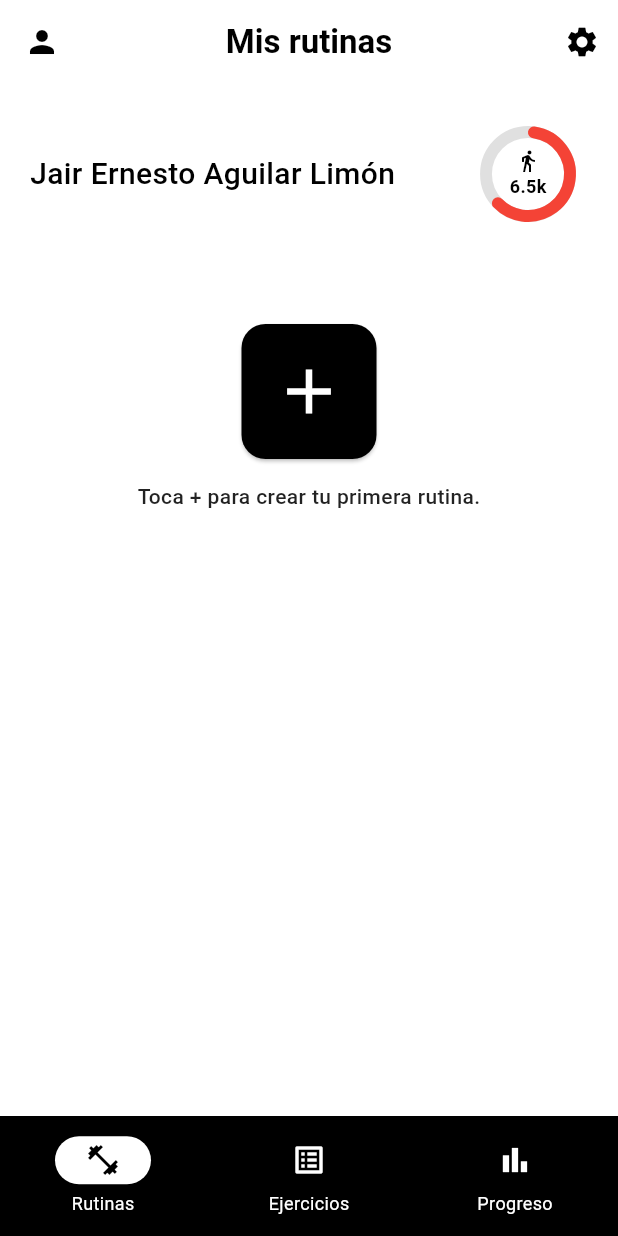
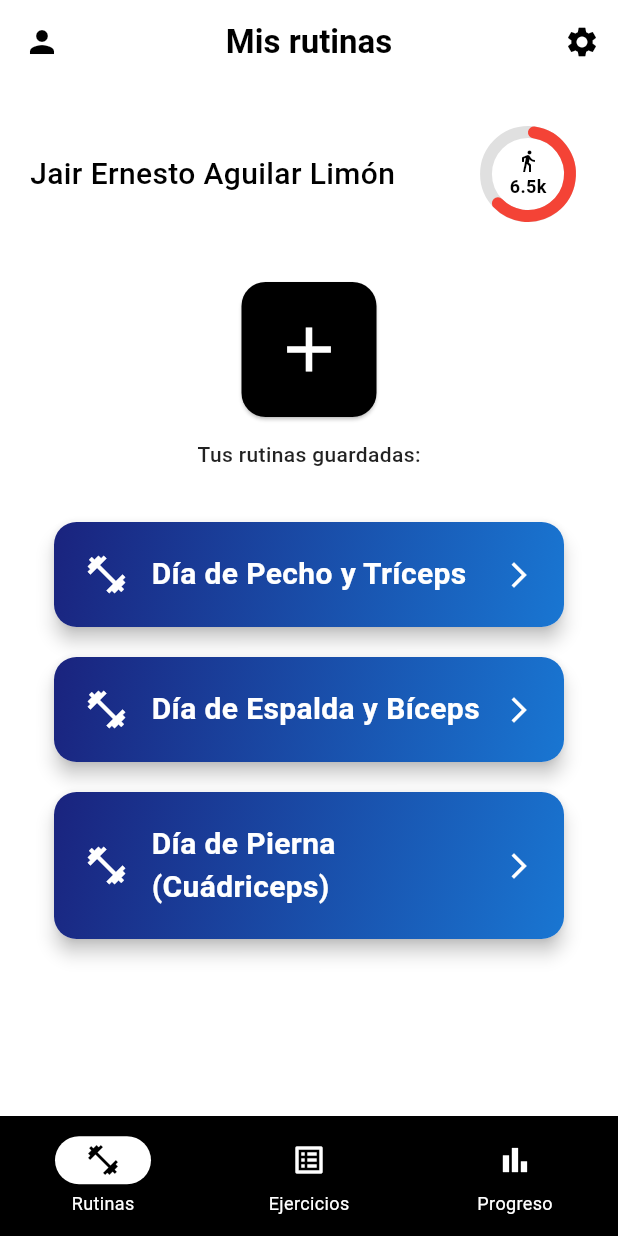
Before and after one commit to HectorSan13/GymBook, a Flutter app: the screen it shows after launch, on a phone screen of 412 x 824 dp. Run offline on Flutter 3.47's test engine with Material 3 defaults, Android fonts, the phone set to English and light mode, and no system bars; our stand-ins replace firebase_auth, firebase_core, syncfusion_flutter_charts; accounts and stored records are empty.

Commit message:
feat: routines screens and data dummy

```diff
--- a/lib/screens/exercises_screen.dart
+++ b/lib/screens/exercises_screen.dart
@@ -24,7 +24,6 @@ class _ExercisesScreenState extends State<ExercisesScreen> {
 
   @override
   Widget build(BuildContext context) {
-    // Variable para saber si estamos en modo oscuro o claro y ajustar los colores puros
     final isDarkMode = Theme.of(context).brightness == Brightness.dark;
 
     return Scaffold(
@@ -51,7 +50,6 @@ class _ExercisesScreenState extends State<ExercisesScreen> {
               style: TextStyle(
                 fontSize: 28,
                 fontWeight: FontWeight.bold,
-                // Texto negro puro en modo claro blanco en oscuro
                 color: isDarkMode ? Colors.white : Colors.black,
               ),
             ),
--- a/lib/screens/routines_screen.dart
+++ b/lib/screens/routines_screen.dart
@@ -2,6 +2,7 @@ import 'package:flutter/material.dart';
 import 'package:syncfusion_flutter_charts/charts.dart';
 import 'package:gymbook/screens/settings_screen.dart';
 import 'package:gymbook/screens/exercises_screen.dart';
+import 'package:gymbook/widgets/routine_item.dart'; ///////
 
 class RoutinesScreen extends StatefulWidget {
   const RoutinesScreen({super.key});
@@ -12,6 +13,12 @@ class RoutinesScreen extends StatefulWidget {
 
 class _RoutinesScreenState extends State<RoutinesScreen> {
   int currentPageIndex = 0;
+
+  final List<String> misRutinas = [//Esta sera temporal dummy
+    'Día de Pecho y Tríceps',
+    'Día de Espalda y Bíceps',
+    'Día de Pierna (Cuádriceps)',
+  ];
 
   @override
   Widget build(BuildContext context) {
@@ -112,7 +119,7 @@ class _RoutinesScreenState extends State<RoutinesScreen> {
           ),
 
           const Padding(
-            padding: EdgeInsets.all(30),
+            padding: EdgeInsets.all(16),
           ),
 
           // Botón gigante del medio
@@ -142,7 +149,9 @@ class _RoutinesScreenState extends State<RoutinesScreen> {
             child: Padding(
               padding: const EdgeInsets.all(15.0),
               child: Text(
-                'Toca + para crear tu primera rutina.',
+                misRutinas.isEmpty
+                  ? 'Toca + para crear tu primera rutina.'
+                  : 'Tus rutinas guardadas:',
                 style: TextStyle(
                   fontWeight: FontWeight.w500,
                   color: isDarkMode ? Colors.white70 : Colors.black87,
@@ -150,6 +159,8 @@ class _RoutinesScreenState extends State<RoutinesScreen> {
               ),
             ),
           ),
+          const SizedBox(height: 10),
+          ...misRutinas.map((tituloRutina) => RoutineItem(title: tituloRutina)), ///////////////////////7
         ],
       ),
       bottomNavigationBar: NavigationBarTheme(
--- a/lib/widgets/routine_item.dart
+++ b/lib/widgets/routine_item.dart
@@ -0,0 +1,60 @@
+import 'package:flutter/material.dart';
+import 'package:gymbook/screens/routine_detail_screen.dart';
+
+class RoutineItem extends StatelessWidget {
+  final String title;
+
+  const RoutineItem({super.key, required this.title});
+
+  @override
+  Widget build(BuildContext context) {
+    final isDark = Theme.of(context).brightness == Brightness.dark;
+
+    return Card(
+      margin: const EdgeInsets.symmetric(horizontal: 16, vertical: 10),
+      elevation: 5,
+      shape: RoundedRectangleBorder(borderRadius: BorderRadius.circular(15)),
+      child: InkWell(
+        borderRadius: BorderRadius.circular(15),
+        onTap: () {
+          Navigator.push(
+            context,
+            MaterialPageRoute(
+              builder: (context) => RoutineDetailScreen(routineName: title),
+            ),
+          );
+        },
+        child: Container(
+          padding: const EdgeInsets.all(20),
+          decoration: BoxDecoration(
+            borderRadius: BorderRadius.circular(15),
+            gradient: LinearGradient(
+              colors: isDark
+                  ? [const Color(0xFF0A192F), Colors.black87]
+                  : [Colors.indigo.shade900, Colors.blue.shade700],
+              begin: Alignment.topLeft,
+              end: Alignment.bottomRight,
+            ),
+          ),
+          child: Row(
+            children: [
+              const Icon(Icons.fitness_center, color: Colors.white, size: 30),
+              const SizedBox(width: 15),
+              Expanded(
+                child: Text(
+                  title,
+                  style: const TextStyle(
+                    fontSize: 20,
+                    fontWeight: FontWeight.bold,
+                    color: Colors.white,
+                  ),
+                ),
+              ),
+              const Icon(Icons.arrow_forward_ios, color: Colors.white, size: 20),
+            ],
+          ),
+        ),
+      ),
+    );
+  }
+}
```
Also changed, not shown: lib/screens/active_workout_screen.dart (added, +112 -0 lines), lib/screens/routine_detail_screen.dart (added, +101 -0 lines), 1 other file.
